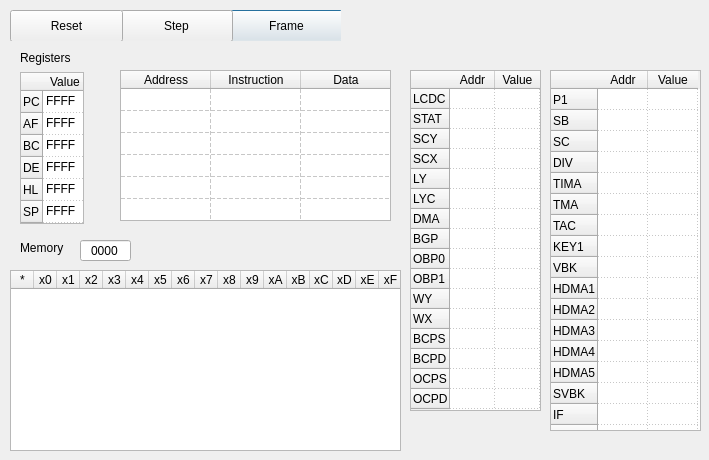
Old version of the form projectSrc/form/dbwindow.ui in the repository tlepeche/GBmu.
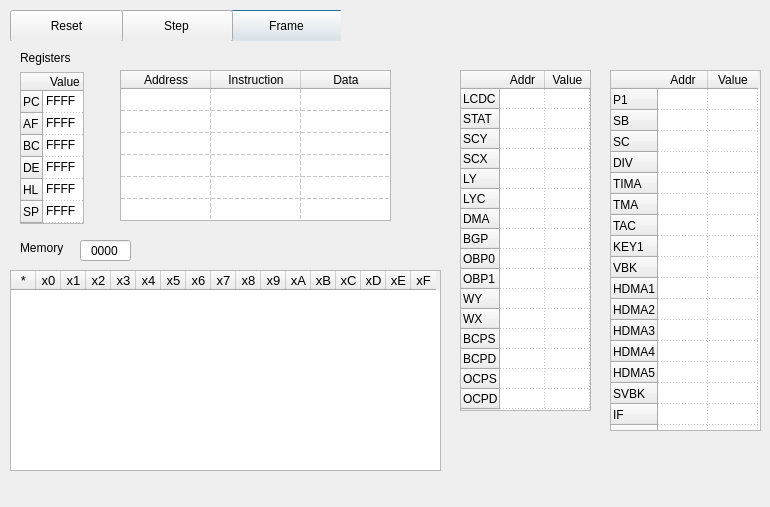
New version of the form.

Diff of the .ui file:
```diff
--- a/projectSrc/form/dbwindow.ui
+++ b/projectSrc/form/dbwindow.ui
@@ -6,8 +6,8 @@
    <rect>
     <x>0</x>
     <y>0</y>
-    <width>709</width>
-    <height>460</height>
+    <width>770</width>
+    <height>507</height>
    </rect>
   </property>
   <property name="windowTitle">
@@ -65,7 +65,7 @@
   <widget class="QTableWidget" name="tableVideoRegisters">
    <property name="geometry">
     <rect>
-     <x>410</x>
+     <x>460</x>
      <y>70</y>
      <width>131</width>
      <height>341</height>
@@ -180,7 +180,7 @@
   <widget class="QTableWidget" name="tableOtherRegisters">
    <property name="geometry">
     <rect>
-     <x>550</x>
+     <x>610</x>
      <y>70</y>
      <width>151</width>
      <height>361</height>
@@ -503,8 +503,8 @@
     <rect>
      <x>10</x>
      <y>230</y>
-     <width>391</width>
-     <height>221</height>
+     <width>431</width>
+     <height>241</height>
     </rect>
    </property>
    <widget class="QTableWidget" name="tableMemory">
@@ -512,10 +512,15 @@
      <rect>
       <x>0</x>
       <y>40</y>
-      <width>391</width>
-      <height>181</height>
+      <width>431</width>
+      <height>201</height>
      </rect>
     </property>
+    <property name="font">
+     <font>
+      <pointsize>10</pointsize>
+     </font>
+    </property>
     <property name="verticalScrollBarPolicy">
      <enum>Qt::ScrollBarAlwaysOff</enum>
     </property>
@@ -541,10 +546,10 @@
      <bool>true</bool>
     </property>
     <property name="rowCount">
-     <number>8</number>
+     <number>9</number>
     </property>
     <attribute name="horizontalHeaderDefaultSectionSize">
-     <number>23</number>
+     <number>25</number>
     </attribute>
     <attribute name="verticalHeaderVisible">
      <bool>false</bool>
@@ -553,7 +558,7 @@
      <number>19</number>
     </attribute>
     <attribute name="verticalHeaderMinimumSectionSize">
-     <number>21</number>
+     <number>20</number>
     </attribute>
     <row/>
     <row/>
@@ -563,6 +568,7 @@
     <row/>
     <row/>
     <row/>
+    <row/>
     <column>
      <property name="text">
       <string>*</string>
```
